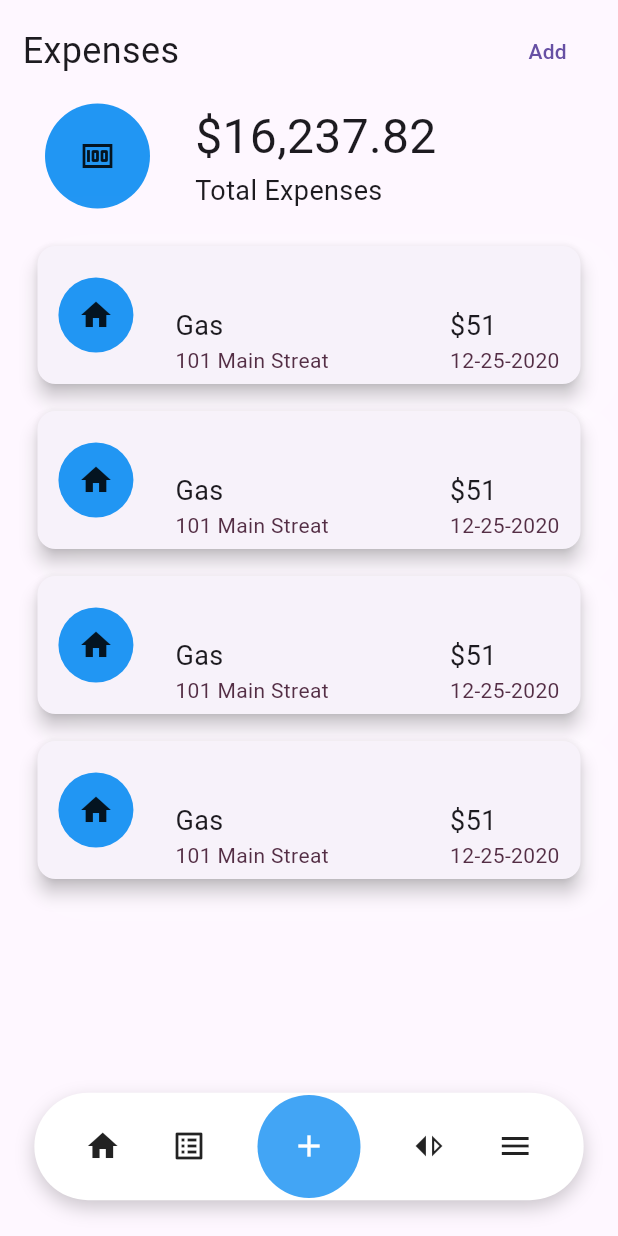
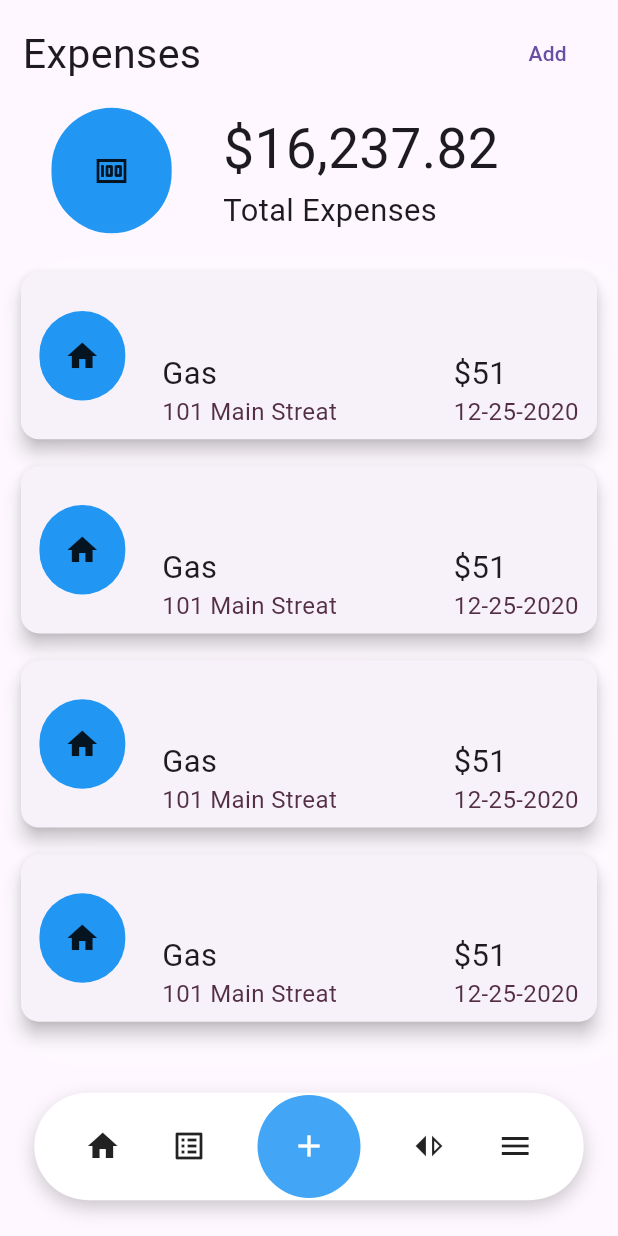
Before and after one commit to KareemTantawi/property_management_systems, a Flutter app: the screen it shows after launch, item 2 of the bottom bar chosen, on a phone screen of 412 x 824 dp. Run offline on Flutter 3.47's test engine with Material 3 defaults, Android fonts, the phone set to English and light mode, and no system bars; our stand-ins replace animate_do, flutter_screenutil, shared_preferences; Roboto replaces fonts that are missing (Poppins).

Commit message:
make the responspility for second screen
Signed-off-by: kareemTantawi <kareem01229526319@gmail.com>

```diff
--- a/lib/feature/expenses/presenation/expenses_screen.dart
+++ b/lib/feature/expenses/presenation/expenses_screen.dart
@@ -1,4 +1,5 @@
 import 'package:flutter/material.dart';
+import 'package:flutter_screenutil/flutter_screenutil.dart';
 import 'package:property_management_systems/feature/expenses/presenation/widgets/custom_money_widget.dart';
 
 import '../../home/presentation/widgets/bottom_nav_bar_widget.dart';
@@ -10,16 +11,16 @@ class ExpensesScreen extends StatelessWidget {
 
   @override
   Widget build(BuildContext context) {
-    return const Scaffold(
-      bottomNavigationBar: BottomNavBarWidget(),
+    return  Scaffold(
+      bottomNavigationBar: const BottomNavBarWidget(),
       body: SafeArea(
         child: Column(
           children: [
-            SizedBox(height: 10),
-            CustomTitle(),
-            SizedBox(height: 10),
+            SizedBox(height: 10.h),
+            const CustomTitle(),
+            SizedBox(height: 10.h),
             CustomMoneyWidget(),
-            SizedBox(height: 10),
+            SizedBox(height: 10.h),
             CustomRow(),
             CustomRow(),
             CustomRow(),
--- a/lib/feature/expenses/presenation/widgets/custom_money_widget.dart
+++ b/lib/feature/expenses/presenation/widgets/custom_money_widget.dart
@@ -1,4 +1,5 @@
 import 'package:flutter/material.dart';
+import 'package:flutter_screenutil/flutter_screenutil.dart';
 
 class CustomMoneyWidget extends StatelessWidget {
   const CustomMoneyWidget({super.key});
@@ -7,32 +8,32 @@ class CustomMoneyWidget extends StatelessWidget {
   Widget build(BuildContext context) {
     return Row(
       children: [
-        const SizedBox(width: 30),
+         SizedBox(width: 30.w),
         Container(
-          height: 70,
-          width: 70,
+          height: 70.h,
+          width: 70.w,
           decoration: BoxDecoration(
             color: Colors.blue,
-            borderRadius: BorderRadius.circular(50),
+            borderRadius: BorderRadius.circular(50.r),
           ),
           child: const Icon(Icons.money),
         ),
-        const SizedBox(width: 30),
-        const Column(
+         SizedBox(width: 30.w),
+         Column(
           crossAxisAlignment: CrossAxisAlignment.start,
           children: [
             Text(
               r'$16,237.82',
               style: TextStyle(
-                fontSize: 32,
+                fontSize: 32.sp,
                 fontFamily: 'Poppins',
               ),
             ),
-            SizedBox(width: 30),
+            SizedBox(width: 30.w),
             Text(
               'Total Expenses',
               style: TextStyle(
-                fontSize: 18,
+                fontSize: 18.sp,
                 fontFamily: 'Poppins',
               ),
             ),
--- a/lib/feature/expenses/presenation/widgets/custom_row.dart
+++ b/lib/feature/expenses/presenation/widgets/custom_row.dart
@@ -1,4 +1,5 @@
 import 'package:flutter/material.dart';
+import 'package:flutter_screenutil/flutter_screenutil.dart';
 
 class CustomRow extends StatelessWidget {
   const CustomRow({
@@ -12,74 +13,74 @@ class CustomRow extends StatelessWidget {
       child: Container(
         decoration: BoxDecoration(boxShadow: [
           BoxShadow(
-            blurRadius: 30,
+            blurRadius: 30.r,
             color: Colors.white.withOpacity(0.3),
             spreadRadius: 0,
             offset: const Offset(10, 10),
           )
         ]),
-        width: 370,
-        height: 100,
+        width: 370.w,
+        height: 100.h,
         child: Card(
           elevation: 5,
           child: Row(
             mainAxisAlignment: MainAxisAlignment.spaceAround,
             children: [
               Container(
-                height: 50,
-                width: 50,
+                height: 50.h,
+                width: 50.w,
                 decoration: BoxDecoration(
                   color: Colors.blue,
-                  borderRadius: BorderRadius.circular(50),
+                  borderRadius: BorderRadius.circular(50.r),
                 ),
                 child: const Icon(Icons.home),
               ),
-              const Column(
+               Column(
                 mainAxisAlignment: MainAxisAlignment.end,
                 crossAxisAlignment: CrossAxisAlignment.start,
                 children: [
                   Text(
                     'Gas',
                     style: TextStyle(
-                      fontSize: 18,
+                      fontSize: 18.sp,
                       fontFamily: 'Poppins',
                     ),
                   ),
                   Text(
                     '101 Main Streat',
                     style: TextStyle(
-                      fontSize: 14,
+                      fontSize: 14.sp,
                       color: Color(0xff542E45),
                     ),
                   ),
                   SizedBox(
-                    height: 6,
+                    height: 6.h,
                   ),
                 ],
               ),
-              const SizedBox(
-                width: 25,
+               SizedBox(
+                width: 25.w,
               ),
-              const Column(
+               Column(
                 mainAxisAlignment: MainAxisAlignment.end,
                 crossAxisAlignment: CrossAxisAlignment.start,
                 children: [
                   Text(
                     r'$51',
                     style: TextStyle(
-                      fontSize: 18,
+                      fontSize: 18.sp,
                       fontFamily: 'Poppins',
                     ),
                   ),
                   Text(
                     '12-25-2020',
                     style: TextStyle(
-                      fontSize: 14,
+                      fontSize: 14.sp,
                       color: Color(0xff542E45),
                     ),
                   ),
                   SizedBox(
-                    height: 6,
+                    height: 6.h,
                   ),
                 ],
               ),
--- a/lib/feature/expenses/presenation/widgets/custom_title.dart
+++ b/lib/feature/expenses/presenation/widgets/custom_title.dart
@@ -1,4 +1,5 @@
 import 'package:flutter/material.dart';
+import 'package:flutter_screenutil/flutter_screenutil.dart';
 
 class CustomTitle extends StatelessWidget {
   const CustomTitle({
@@ -12,10 +13,10 @@ class CustomTitle extends StatelessWidget {
       child: Row(
         mainAxisAlignment: MainAxisAlignment.spaceBetween,
         children: [
-          const Text(
+         Text(
             'Expenses',
             style: TextStyle(
-              fontSize: 24,
+              fontSize: 24.sp,
               fontFamily: 'Poppins',
             ),
           ),
```
